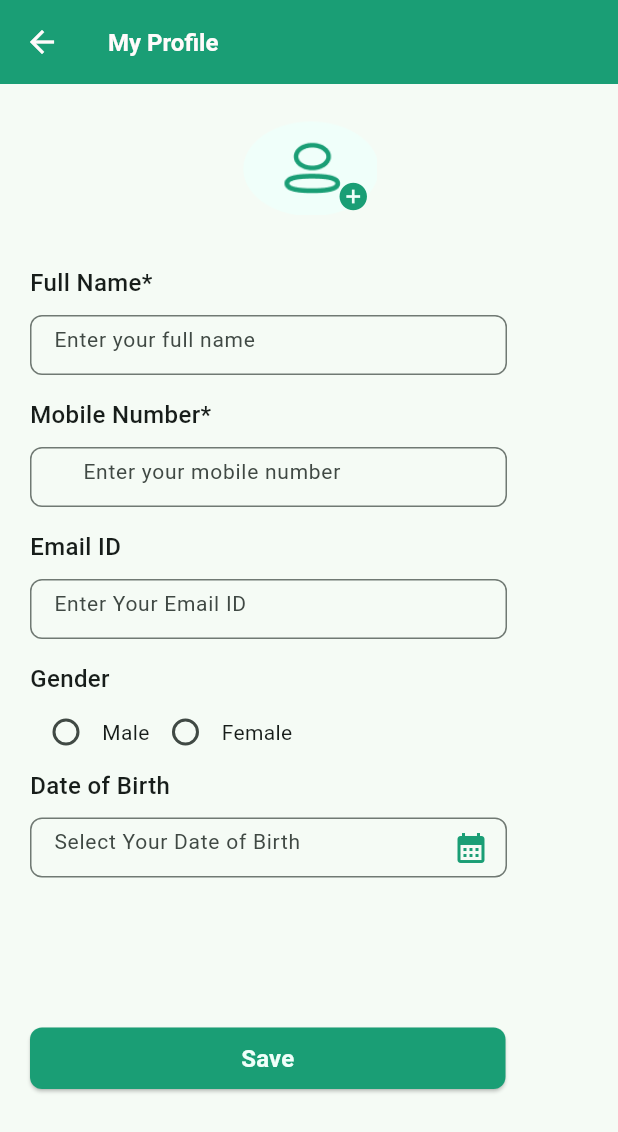
After one commit to abichengs01/parkqwik_clone, a Flutter app: the MyProfile screen opened directly, on a phone screen of 412 x 824 dp. The commit adds this screen. Shown: the top 1132 px of the screen. Run offline on Flutter 3.47's test engine with Material 3 defaults, Android fonts, the phone set to English and light mode, and no system bars; our stand-ins replace carousel_slider, expandable, font_awesome_flutter.

Commit message:
My profile page completed

```diff
--- /dev/null
+++ b/lib/my_profile.dart
@@ -0,0 +1,134 @@
+import 'package:flutter/material.dart';
+
+import 'colors.dart';
+
+class MyProfile extends StatefulWidget {
+  const MyProfile({super.key});
+
+  @override
+  State<MyProfile> createState() => _MyProfileState();
+}
+
+class _MyProfileState extends State<MyProfile> {
+  int _value=-1;
+  @override
+  Widget build(BuildContext context) {
+    return Scaffold(
+        appBar: AppBar(
+          title: Text('My Profile',style:TextStyle(fontSize:16,fontWeight: FontWeight.w600,
+              color: AppColor.appbartext) ,),
+          leading:IconButton(icon: Icon(Icons.arrow_back),iconSize: 24,color: AppColor.appbartext,
+            onPressed: () {
+              Navigator.pop(context);
+            },),
+          backgroundColor: AppColor.primary,
+        ),
+      body: Column(
+        children: [
+          SizedBox(height: 10,),
+
+          Center(
+            child: Stack(
+              children: [
+                Image.asset("images/hs/profile.png",height: 91,width: 91,),
+                Positioned(right: 5,bottom: 15,
+                    child: Icon(Icons.add_circle,size: 22,color: AppColor.primary,))
+              ],),),
+
+          Padding(
+            padding: const EdgeInsets.all(20.0),
+            child: Column(crossAxisAlignment: CrossAxisAlignment.start,mainAxisAlignment: MainAxisAlignment.start,
+              children: [
+                Text("Full Name*",style: TextStyle(fontSize: 16,fontWeight: FontWeight.w500),),
+                SizedBox(height: 10,),
+                Container(height: 40,width: 318,
+                  child: TextField(
+                    style: TextStyle(fontSize: 14,fontWeight: FontWeight.w400),
+                    decoration: InputDecoration(
+                        hintText: "Enter your full name",
+                        border: OutlineInputBorder(
+                          borderRadius: BorderRadius.all(Radius.circular(8)),
+                        )),),),
+                SizedBox(height: 15,),
+
+                Text("Mobile Number*",style: TextStyle(fontSize: 16,fontWeight: FontWeight.w500),),
+                SizedBox(height: 10,),
+                Container(height: 40,width: 318,
+                  child: TextField(
+
+                    style: TextStyle(fontSize: 14,fontWeight: FontWeight.w400),
+                    decoration: InputDecoration(
+                      prefixText: "+91",
+                        prefixStyle: TextStyle(color: Colors.black,fontSize: 11),
+                        hintText: "Enter your mobile number",
+                        border: OutlineInputBorder(
+                          borderRadius: BorderRadius.all(Radius.circular(8)),
+                        )),),),
+                SizedBox(height: 15,),
+
+
+                Text("Email ID",style: TextStyle(fontSize: 16,fontWeight: FontWeight.w500),),
+                SizedBox(height: 10,),
+                Container(height: 40,width: 318,
+                  child: TextField(
+                    style: TextStyle(fontSize: 14,fontWeight: FontWeight.w400),
+                    decoration: InputDecoration(
+                        hintText: "Enter Your Email ID",
+                        border: OutlineInputBorder(
+                          borderRadius: BorderRadius.all(Radius.circular(8)),
+                        )),),),
+                SizedBox(height: 15,),
+
+                Text("Gender",style: TextStyle(fontSize: 16,fontWeight: FontWeight.w500),),
+                Row(
+                  children: [
+                    Radio(value: 0, groupValue: _value,
+                      onChanged: (newValue){
+                        setState(() {
+                          _value=newValue!;
+                        });
+                      },),
+                    Text("Male",style: TextStyle(fontSize: 14,fontWeight: FontWeight.w400),),
+                    Radio(value: 1, groupValue: _value,
+                      onChanged: (newValue){
+                        setState(() {
+                          _value=newValue!;
+                        });
+                        },),
+                    Text("Female",style: TextStyle(fontSize: 14,fontWeight: FontWeight.w400),),
+
+                  ],),
+                Text("Date of Birth",style: TextStyle(fontSize: 16,fontWeight: FontWeight.w500),),
+                SizedBox(height: 10,),
+                Container(height: 40,width: 318,
+                  child: TextField(
+                    style: TextStyle(fontSize: 14,fontWeight: FontWeight.w400),
+                    decoration: InputDecoration(
+                        hintText: "Select Your Date of Birth",
+                        suffixIcon: Icon(Icons.calendar_month),
+                        suffixIconColor: AppColor.primary,
+                        border: OutlineInputBorder(
+                          borderRadius: BorderRadius.all(Radius.circular(8)),
+                        )),),),
+                SizedBox(height: 100,),
+
+                Container(height: 41,width: 317,
+                    child: ElevatedButton(onPressed:(){},
+                      style: ButtonStyle(
+                          backgroundColor: MaterialStateProperty.all(AppColor.primary),
+                          shape: MaterialStateProperty.all<RoundedRectangleBorder>(
+                            RoundedRectangleBorder(
+                              borderRadius: BorderRadius.circular(8),
+                            ),)),
+                      child: Text("Save",style: TextStyle(
+                          fontSize: 16,fontWeight: FontWeight.w600,color:AppColor.primarytext
+                      ),),
+                    ))
+              ],
+            ),
+          )
+        ],
+      ),
+    );
+  }
+}
--- a/lib/profile.dart
+++ b/lib/profile.dart
@@ -1,6 +1,7 @@
 import 'package:flutter/material.dart';
 
 import 'colors.dart';
+import 'my_profile.dart';
 
 class Profile extends StatefulWidget {
   const Profile({super.key});
@@ -81,7 +82,7 @@ class _ProfileState extends State<Profile> {
                           child: Row(mainAxisAlignment: MainAxisAlignment.center,
                             children: [
                               Icon(Icons.share,color: Colors.white,size: 14,),
-                              Text("Share QR",style: TextStyle(color: Colors.white),)
+                              Text("Share Link",style: TextStyle(color: Colors.white),)
                             ],
                           ),
                         ),
@@ -97,6 +98,7 @@ class _ProfileState extends State<Profile> {
 
 
               ListTile(
+                onTap: (){Navigator.push(context, MaterialPageRoute(builder: (context)=> MyProfile()));},
                 leading: Icon(Icons.person,color: AppColor.primary,size: 24,),
                 title: Text("My Profile",style: TextStyle(fontSize: 14,fontWeight: FontWeight.w500),),
                 subtitle: Text("Your Personal Details",style: TextStyle(fontSize: 12,
```
